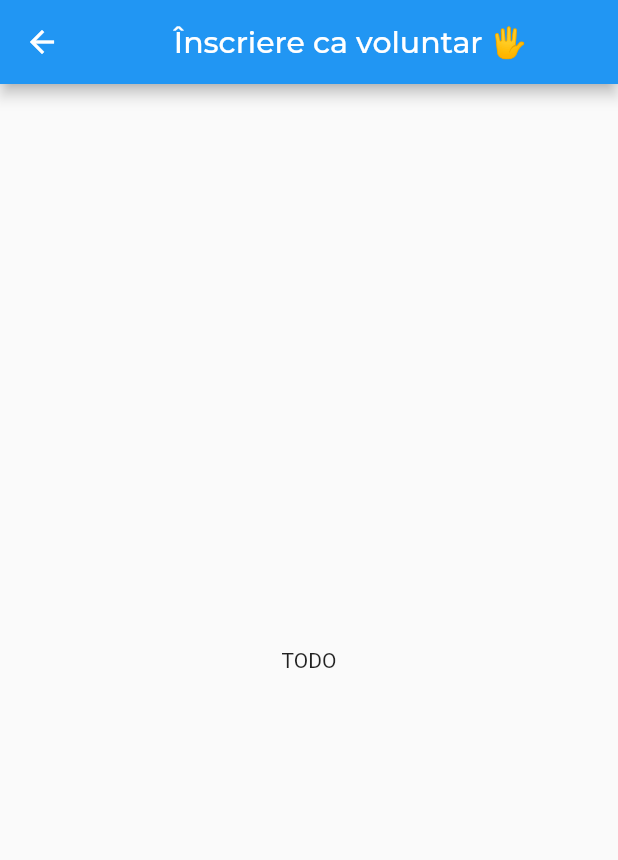
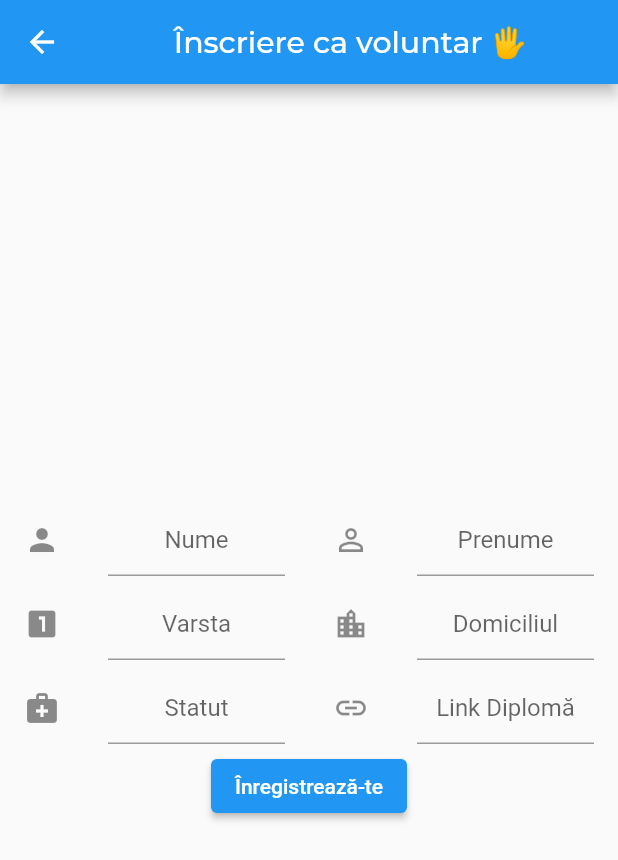
Before and after one commit to TeoChirileanu/emergency_flutter, a Flutter app: the Inscriere screen opened directly, on a phone screen of 412 x 824 dp. Shown: the top 860 px of the screen. Run offline on Flutter 3.47's test engine with Material 2 defaults, Android fonts, the phone set to English and light mode, and no system bars; drawn by our look-alikes of auto_size_text; our stand-ins replace google_fonts.

Commit message:
add registration form

```diff
--- a/lib/inscriere.dart
+++ b/lib/inscriere.dart
@@ -18,7 +18,103 @@ class Inscriere extends StatelessWidget {
         ),
       ),
       body: Center(
-        child: Text("TODO"),
+        child: AspectRatio(
+          aspectRatio: 3 / 2,
+          child: Column(
+            mainAxisAlignment: MainAxisAlignment.center,
+            children: [
+              Row(
+                children: [
+                  Flexible(
+                    child: ListTile(
+                      leading: Icon(Icons.person),
+                      subtitle: Center(
+                        child: TextField(
+                          textAlign: TextAlign.center,
+                          decoration: InputDecoration(hintText: "Nume"),
+                        ),
+                      ),
+                    ),
+                  ),
+                  Flexible(
+                    child: ListTile(
+                      leading: Icon(Icons.person_outline),
+                      subtitle: Center(
+                        child: TextField(
+                          textAlign: TextAlign.center,
+                          decoration: InputDecoration(hintText: "Prenume"),
+                        ),
+                      ),
+                    ),
+                  ),
+                ],
+              ),
+              Row(
+                children: [
+                  Flexible(
+                    child: ListTile(
+                      leading: Icon(Icons.looks_one),
+                      subtitle: Center(
+                        child: TextField(
+                          textAlign: TextAlign.center,
+                          decoration: InputDecoration(hintText: "Varsta"),
+                        ),
+                      ),
+                    ),
+                  ),
+                  Flexible(
+                    child: ListTile(
+                      leading: Icon(Icons.location_city),
+                      subtitle: Center(
+                        child: TextField(
+                          textAlign: TextAlign.center,
+                          decoration: InputDecoration(hintText: "Domiciliul"),
+                        ),
+                      ),
+                    ),
+                  ),
+                ],
+              ),
+              Row(
+                children: [
+                  Flexible(
+                    child: ListTile(
+                      leading: Icon(Icons.medical_services),
+                      subtitle: Center(
+                        child: TextField(
+                          textAlign: TextAlign.center,
+                          decoration: InputDecoration(hintText: "Statut"),
+                        ),
+                      ),
+                    ),
+                  ),
+                  Flexible(
+                    child: ListTile(
+                      leading: Icon(Icons.link),
+                      subtitle: Center(
+                        child: TextField(
+                          textAlign: TextAlign.center,
+                          decoration: InputDecoration(hintText: "Link Diplomă"),
+                        ),
+                      ),
+                    ),
+                  ),
+                ],
+              ),
+              Row(
+                mainAxisAlignment: MainAxisAlignment.center,
+                children: [
+                  ElevatedButton(
+                    child: Center(
+                      child: Text("Înregistrează-te"),
+                    ),
+                    onPressed: () {},
+                  ),
+                ],
+              ),
+            ],
+          ),
+        ),
       ),
     );
   }
```
Also changed, not shown: 1 other file.
